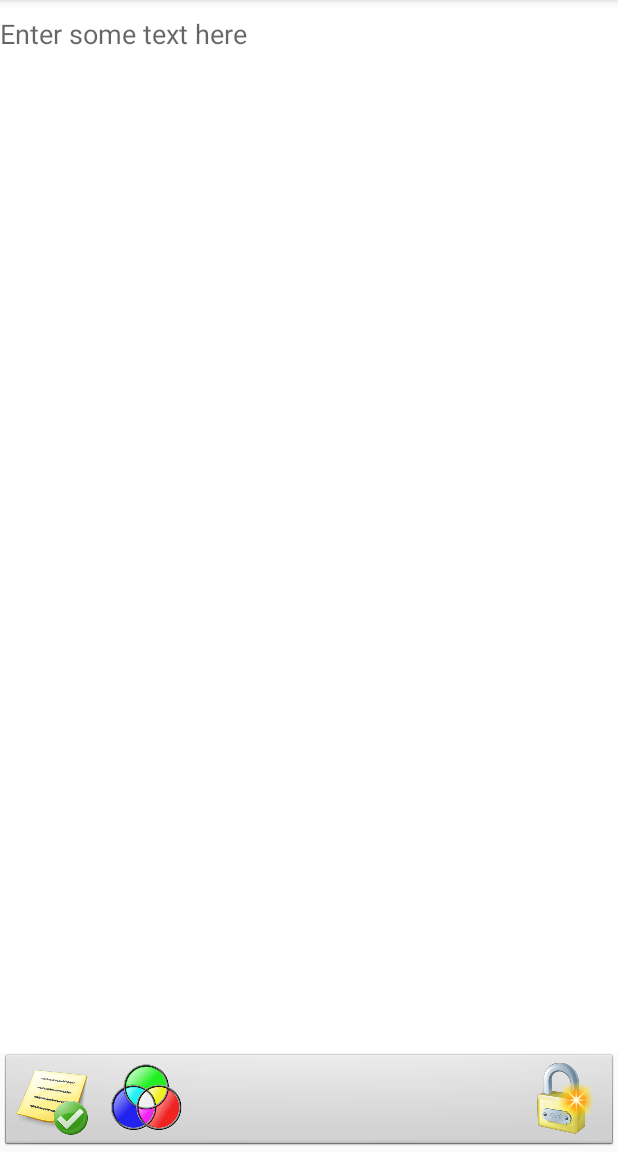
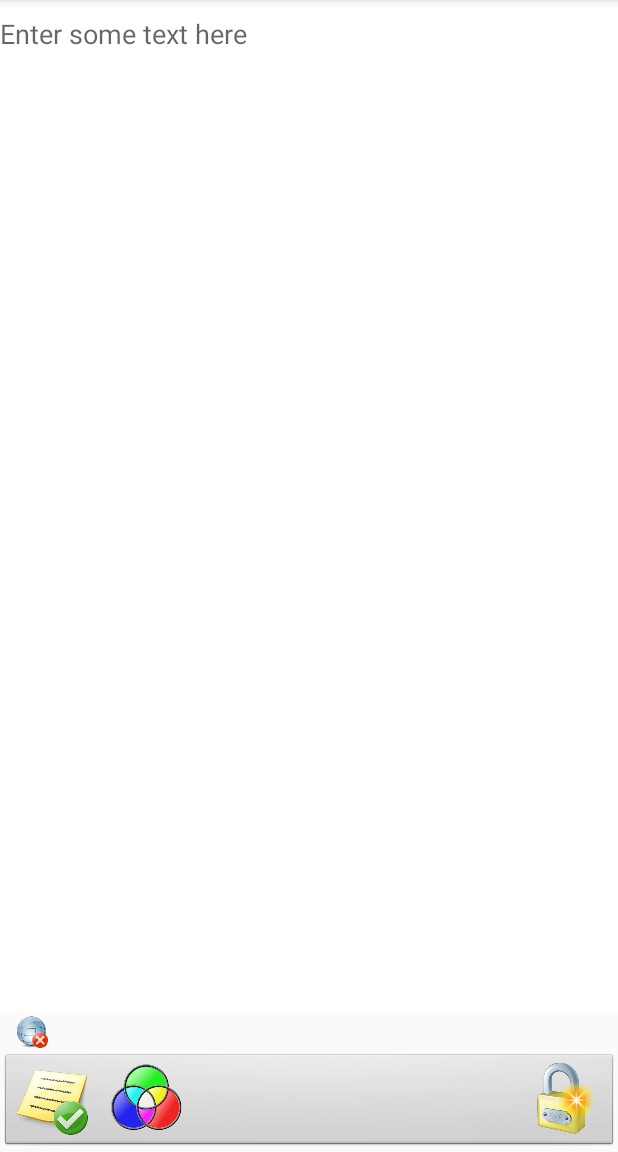
Before and after one commit to dennisbr3003/Android-Java-NoteM3, an Android app: the FirstFragment screen opened directly, with no data from a screen before it, on a phone screen of 412 x 824 dp, the part 84-1236 px from its top. Run offline under Robolectric (Android 15) with nearby library versions, the phone set to English and light mode, and no system bars; libraries missing offline, so code that uses them is left out: com.flask.colorpicker.

Commit message:
webservice communication

```diff
--- a/app/src/main/java/com/notemasterv10/takenote/FirstFragment.java
+++ b/app/src/main/java/com/notemasterv10/takenote/FirstFragment.java
@@ -1,21 +1,16 @@
 package com.notemasterv10.takenote;
 
-import android.Manifest;
 import android.content.DialogInterface;
 import android.content.Intent;
-import android.content.pm.PackageManager;
 import android.os.Bundle;
 import android.util.Log;
 import android.view.LayoutInflater;
 import android.view.View;
 import android.view.ViewGroup;
 import android.widget.EditText;
-import android.widget.ImageView;
 import android.widget.Toast;
 
 import androidx.annotation.NonNull;
-import androidx.core.app.ActivityCompat;
-import androidx.core.content.ContextCompat;
 import androidx.fragment.app.Fragment;
 
 import com.flask.colorpicker.ColorPickerView;
@@ -53,31 +48,12 @@ public class FirstFragment extends Fragment implements Constants {
         }
         setBackgroundColorUsingPrefs(view);
 
-        if (ContextCompat.checkSelfPermission(getContext(), Manifest.permission.INTERNET) == PackageManager.PERMISSION_DENIED) {
-            //if you dont have required permissions ask for it (only required for API 23+)
-            ActivityCompat.requestPermissions(getActivity(), new String[]{Manifest.permission.INTERNET}, requestCode);
-        } else {
-            Log.d("DB", "check webservice");
-            ws.checkForWebService();
-        }
+        Log.d("DB", "check webservice");
+        ws.checkForWebService(getContext(), view);
 
         return view;
 
     }
-
-    // this method is the call back method for requesting permission(s). If it is granted (or not) this will execute
-    // we have to put it here because the request itself is a asynchronous request and the activity may have been
-    // loaded with a missing picture which will make it impossible to set valid passpoints -->
-    @Override
-    public void onRequestPermissionsResult(int requestCode, @NonNull String[] permissions, @NonNull int[] grantResults) {
-        super.onRequestPermissionsResult(requestCode, permissions, grantResults);
-        try {
-          ws.checkForWebService();
-        }catch(Exception e) {
-            // do nothing...
-        }
-    }
-
 
     private void updateTextObject(View v, final String msg) {
         final String str = msg;
--- a/app/src/main/java/com/notemasterv10/takenote/WebService.java
+++ b/app/src/main/java/com/notemasterv10/takenote/WebService.java
@@ -1,8 +1,13 @@
 package com.notemasterv10.takenote;
 
 import android.annotation.SuppressLint;
+import android.content.Context;
 import android.os.AsyncTask;
 import android.util.Log;
+import android.view.View;
+import android.widget.ImageView;
+
+import androidx.appcompat.app.AppCompatActivity;
 
 import org.json.JSONObject;
 
@@ -10,11 +15,11 @@ import okhttp3.OkHttpClient;
 import okhttp3.Request;
 import okhttp3.Response;
 
-public class WebService {
+public class WebService extends AppCompatActivity {
 
     private final String base_url = "http://192.168.178.69:8080/notemaster/";
 
-    public void checkForWebService(){
+    public void checkForWebService(final Context context, final View view){
 
         final String action = "test"; // <-- This action is used to test the webservice. It only checks if the
                                       //      the webservice is online and if the database can be connected.
@@ -32,31 +37,38 @@ public class WebService {
                         .url(String.format("%s%s", base_url, action))
                         .method("GET", null)
                         .build();
+
                 Response response = null;
                 try {
                     response = client.newCall(request).execute(); // <-- actual call to the server
                     json_response = response.body().string(); //<-- this is closable or read once and then never again
-                    JSONObject j_object = new JSONObject(json_response.toString());
+                    Log.d("DB", json_response);
+                    JSONObject j_object = new JSONObject(json_response);
                     if(j_object.has("status")){
-                        if(j_object.get("status") == "1"){
+                        if(((String) j_object.get("status")).equalsIgnoreCase("1")){
                             return true;
                         } else {return false;}
                     } else {return false;}
                 } catch (Exception e) {return false;}
+
             }
 
             @Override
-            protected void onPostExecute(Boolean aBoolean) {
+            protected void onPostExecute(final Boolean aBoolean) {
                 super.onPostExecute(aBoolean);
-                if(aBoolean){
-                   // load pic webservice online
-                    Log.d("DB", "webservice online");
-                } else {
-                    // load pic webservice offline
-                    Log.d("DB", "webservice offline");
+                try {
+                    ImageView im = (ImageView) view.findViewById(R.id.imgStatus);
+                    if (aBoolean) {
+                        Log.d("DB", "online");
+                        im.setImageResource(R.mipmap.webservice_online);
+                    } else {
+                        Log.d("DB", "offline");
+                        im.setImageResource(R.mipmap.webservice_offline);
+                    }
+                } catch(Exception e){
+                    // do nothing
                 }
             }
-
         }.execute();
 
     }
--- a/app/src/main/res/layout/fragment_first.xml
+++ b/app/src/main/res/layout/fragment_first.xml
@@ -16,7 +16,7 @@
         android:gravity="start|center_horizontal|top"
         android:hint="@string/DefaultEditTextText"
         android:inputType="textMultiLine"
-        app:layout_constraintBottom_toTopOf="@+id/ButtonViewGroup"
+        app:layout_constraintBottom_toTopOf="@id/StatusViewGroup"
         app:layout_constraintEnd_toEndOf="parent"
         app:layout_constraintStart_toStartOf="parent"
         app:layout_constraintTop_toTopOf="parent" />
@@ -26,7 +26,8 @@
         android:layout_width="match_parent"
         android:layout_height="wrap_content"
         android:background="@android:drawable/btn_default"
-        app:layout_constraintBottom_toBottomOf="parent">
+        app:layout_constraintBottom_toBottomOf="parent"
+        app:layout_constraintTop_toBottomOf="@id/StatusViewGroup">
 
         <ImageButton
             android:id="@+id/imgButtonSave"
@@ -41,6 +42,7 @@
             android:id="@+id/imgButtonColor"
             android:layout_width="wrap_content"
             android:layout_height="wrap_content"
+            android:layout_marginStart="15dp"
             android:layout_marginLeft="15dp"
             android:layout_marginEnd="77dp"
             android:layout_marginRight="0dp"
@@ -48,19 +50,42 @@
             android:layout_toRightOf="@id/imgButtonSave"
             android:background="@android:color/transparent"
             android:contentDescription="@string/select_editor_color"
-            android:src="@mipmap/color_palette"
-            android:layout_marginStart="15dp" />
+            android:src="@mipmap/color_palette" />
 
         <ImageButton
             android:id="@+id/imgButtonLock"
             android:layout_width="wrap_content"
             android:layout_height="wrap_content"
+            android:layout_alignParentEnd="true"
             android:layout_alignParentRight="true"
             android:background="@android:color/transparent"
             android:contentDescription="@string/lock"
-            android:src="@mipmap/padlock"
-            android:layout_alignParentEnd="true" />
+            android:src="@mipmap/padlock" />
 
 
     </RelativeLayout>
+
+    <RelativeLayout
+        android:id="@+id/StatusViewGroup"
+        android:layout_width="0dp"
+        android:layout_height="wrap_content"
+        app:layout_constraintBottom_toTopOf="@id/ButtonViewGroup"
+        app:layout_constraintEnd_toEndOf="parent"
+        app:layout_constraintStart_toStartOf="parent"
+        app:layout_constraintTop_toBottomOf="@id/editText">
+
+        <ImageView
+            android:id="@+id/imgStatus"
+            android:layout_width="22dp"
+            android:layout_height="22dp"
+            android:layout_alignParentStart="true"
+            android:layout_alignParentLeft="true"
+            android:layout_marginLeft="10dp"
+            android:layout_marginTop="2dp"
+            android:layout_marginBottom="3dp"
+            android:contentDescription="@string/status"
+            android:src="@mipmap/webservice_online"
+            app:srcCompat="@mipmap/webservice_offline"
+            tools:srcCompat="@mipmap/webservice_offline" />
+    </RelativeLayout>
 </androidx.constraintlayout.widget.ConstraintLayout>
--- a/app/src/main/res/values/strings.xml
+++ b/app/src/main/res/values/strings.xml
@@ -54,4 +54,5 @@
     <string name="access_ext_storage_denied">Permission denied to read or write to external storage</string>
     <string name="find_notes">Find notes...</string>
     <string name="test">Test</string>
+    <string name="status">Status</string>
 </resources>
```
